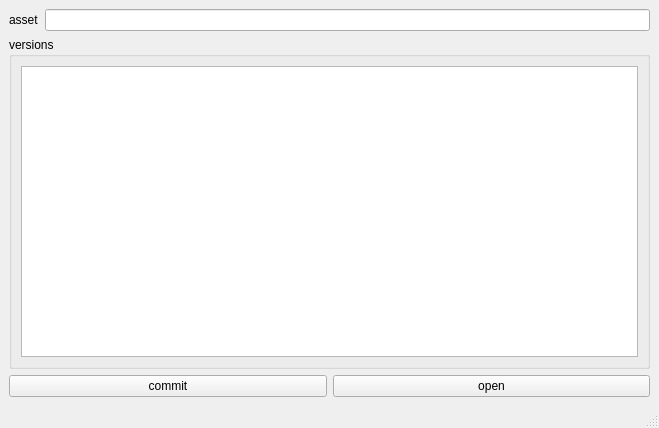
First picture: the form in rbhusUI/lib/rbhusPipeVersionsMod.ui, repository aumanimationstudios/rbhus, before the edit.
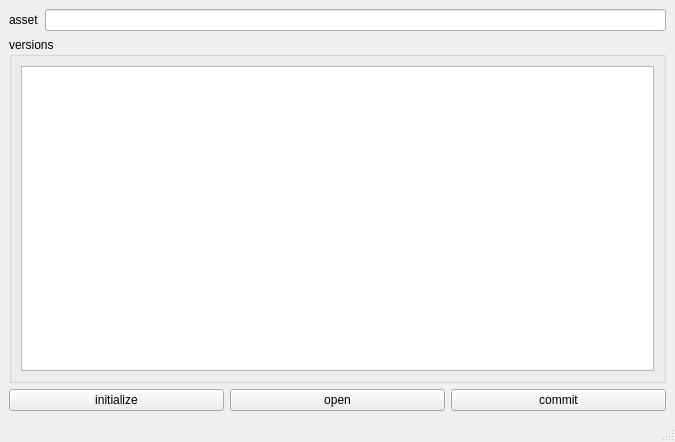
Second picture: the form after the edit.

Patch:
```diff
--- a/rbhusUI/lib/rbhusPipeVersionsMod.ui
+++ b/rbhusUI/lib/rbhusPipeVersionsMod.ui
@@ -6,8 +6,8 @@
    <rect>
     <x>0</x>
     <y>0</y>
-    <width>659</width>
-    <height>428</height>
+    <width>675</width>
+    <height>442</height>
    </rect>
   </property>
   <property name="windowTitle">
@@ -15,14 +15,14 @@
   </property>
   <widget class="QWidget" name="centralwidget">
    <layout class="QGridLayout" name="gridLayout">
-    <item row="2" column="0">
-     <widget class="QPushButton" name="pushCommit">
+    <item row="4" column="1">
+     <widget class="QPushButton" name="pushWork">
       <property name="text">
-       <string>commit</string>
+       <string>open</string>
       </property>
      </widget>
     </item>
-    <item row="0" column="0" colspan="2">
+    <item row="0" column="0" colspan="3">
      <layout class="QGridLayout" name="gridLayout_2">
       <item row="0" column="0">
        <widget class="QLabel" name="label">
@@ -46,14 +46,7 @@
       </item>
      </layout>
     </item>
-    <item row="2" column="1">
-     <widget class="QPushButton" name="pushWork">
-      <property name="text">
-       <string>open</string>
-      </property>
-     </widget>
-    </item>
-    <item row="1" column="0" colspan="2">
+    <item row="1" column="0" colspan="3">
      <layout class="QVBoxLayout" name="verticalLayout">
       <item>
        <widget class="QGroupBox" name="groupVersions">
@@ -85,6 +78,20 @@
       </item>
      </layout>
     </item>
+    <item row="4" column="2">
+     <widget class="QPushButton" name="pushCommit">
+      <property name="text">
+       <string>commit</string>
+      </property>
+     </widget>
+    </item>
+    <item row="4" column="0">
+     <widget class="QPushButton" name="pushInit">
+      <property name="text">
+       <string>initialize</string>
+      </property>
+     </widget>
+    </item>
    </layout>
   </widget>
   <widget class="QStatusBar" name="statusbar"/>
```
